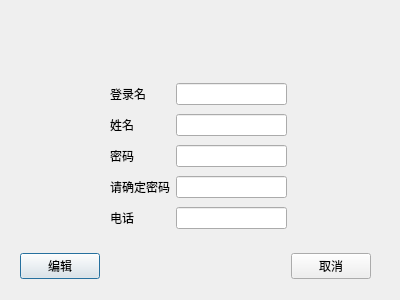
The window that LMS/lms_user_edit_dialog.ui (NumberMan1/LMS) describes before a commit, drawn with Qt 5.
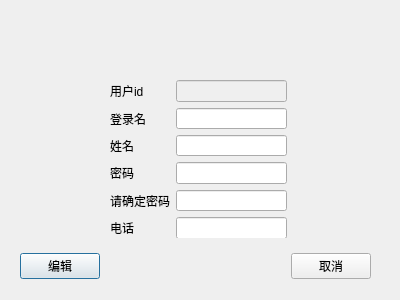
The same window after the commit.

```diff
--- a/LMS/lms_user_edit_dialog.ui
+++ b/LMS/lms_user_edit_dialog.ui
@@ -58,27 +58,37 @@
     </item>
    </layout>
   </widget>
-  <widget class="QWidget" name="">
+  <widget class="QWidget" name="layoutWidget">
    <property name="geometry">
     <rect>
      <x>110</x>
      <y>80</y>
      <width>177</width>
-     <height>153</height>
+     <height>158</height>
     </rect>
    </property>
    <layout class="QGridLayout" name="gridLayout">
-    <item row="4" column="1">
-     <widget class="QLineEdit" name="re_pwd_edit">
+    <item row="6" column="0">
+     <widget class="QLabel" name="tel_label">
       <property name="text">
-       <string/>
+       <string>电话</string>
       </property>
-      <property name="echoMode">
-       <enum>QLineEdit::Password</enum>
+      <property name="buddy">
+       <cstring>tel_edit</cstring>
       </property>
      </widget>
     </item>
-    <item row="0" column="0">
+    <item row="5" column="0">
+     <widget class="QLabel" name="re_pwd_label">
+      <property name="text">
+       <string>请确定密码</string>
+      </property>
+      <property name="buddy">
+       <cstring>re_pwd_edit</cstring>
+      </property>
+     </widget>
+    </item>
+    <item row="1" column="0">
      <widget class="QLabel" name="login_name_label">
       <property name="text">
        <string>登录名</string>
@@ -88,7 +98,17 @@
       </property>
      </widget>
     </item>
-    <item row="2" column="1">
+    <item row="3" column="0">
+     <widget class="QLabel" name="pwd_label">
+      <property name="text">
+       <string>密码</string>
+      </property>
+      <property name="buddy">
+       <cstring>pwd_edit</cstring>
+      </property>
+     </widget>
+    </item>
+    <item row="3" column="1">
      <widget class="QLineEdit" name="pwd_edit">
       <property name="text">
        <string/>
@@ -98,7 +118,7 @@
       </property>
      </widget>
     </item>
-    <item row="1" column="0">
+    <item row="2" column="0">
      <widget class="QLabel" name="name_label">
       <property name="text">
        <string>姓名</string>
@@ -108,50 +128,47 @@
       </property>
      </widget>
     </item>
-    <item row="0" column="1">
-     <widget class="QLineEdit" name="login_name_edit"/>
-    </item>
-    <item row="2" column="0">
-     <widget class="QLabel" name="pwd_label">
-      <property name="text">
-       <string>密码</string>
-      </property>
-      <property name="buddy">
-       <cstring>pwd_edit</cstring>
-      </property>
-     </widget>
-    </item>
-    <item row="5" column="0">
-     <widget class="QLabel" name="tel_label">
-      <property name="text">
-       <string>电话</string>
-      </property>
-      <property name="buddy">
-       <cstring>tel_edit</cstring>
-      </property>
-     </widget>
-    </item>
-    <item row="5" column="1">
+    <item row="6" column="1">
      <widget class="QLineEdit" name="tel_edit">
       <property name="text">
        <string/>
       </property>
      </widget>
     </item>
-    <item row="1" column="1">
+    <item row="2" column="1">
      <widget class="QLineEdit" name="name_edit">
       <property name="text">
        <string/>
       </property>
      </widget>
     </item>
-    <item row="4" column="0">
-     <widget class="QLabel" name="re_pwd_label">
+    <item row="5" column="1">
+     <widget class="QLineEdit" name="re_pwd_edit">
       <property name="text">
-       <string>请确定密码</string>
+       <string/>
+      </property>
+      <property name="echoMode">
+       <enum>QLineEdit::Password</enum>
+      </property>
+     </widget>
+    </item>
+    <item row="1" column="1">
+     <widget class="QLineEdit" name="login_name_edit"/>
+    </item>
+    <item row="0" column="0">
+     <widget class="QLabel" name="id_label">
+      <property name="text">
+       <string>用户id</string>
       </property>
       <property name="buddy">
-       <cstring>re_pwd_edit</cstring>
+       <cstring>id_edit</cstring>
+      </property>
+     </widget>
+    </item>
+    <item row="0" column="1">
+     <widget class="QLineEdit" name="id_edit">
+      <property name="enabled">
+       <bool>false</bool>
       </property>
      </widget>
     </item>
```
